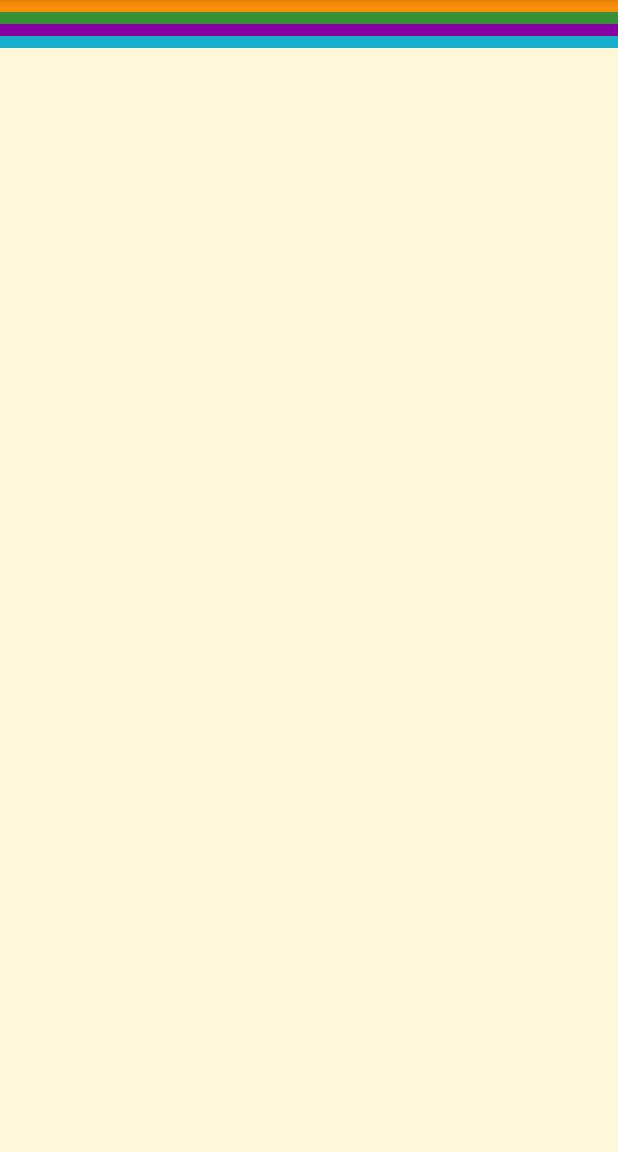
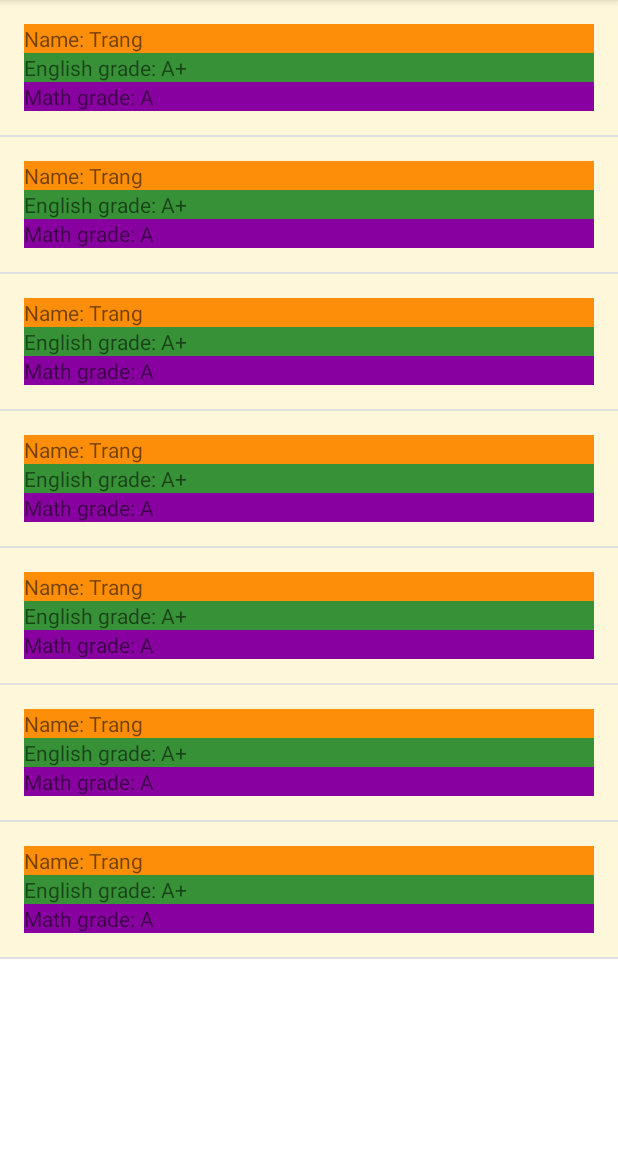
Before and after one commit to Trang90/JustJava, an Android app: the screen it shows after launch (MainActivity), on a phone screen of 412 x 824 dp, the part 84-1236 px from its top. Run offline under Robolectric (Android 15) with nearby library versions, the phone set to English and light mode, and no system bars.

Commit message:
ReportCard_A

```diff
--- a/app/src/main/java/com/example/android/justjava/MainActivity.java
+++ b/app/src/main/java/com/example/android/justjava/MainActivity.java
@@ -2,18 +2,9 @@ package com.example.android.justjava;
 
 import androidx.appcompat.app.AppCompatActivity;
 
-import android.content.Intent;
-import android.net.Uri;
 import android.os.Bundle;
-import android.view.View;
-import android.widget.CheckBox;
-import android.widget.Toast;
-
-import com.example.android.justjava.color.ColorActivity;
 import com.example.android.justjava.databinding.ActivityMainBinding;
-import com.example.android.justjava.family.FamilyActivity;
-
-import java.text.NumberFormat;
+import java.util.ArrayList;
 
 public class MainActivity extends AppCompatActivity {
 
@@ -27,40 +18,17 @@ public class MainActivity extends AppCompatActivity {
         binding = ActivityMainBinding.inflate(getLayoutInflater());
         setContentView(binding.getRoot());
 
-        binding.numbers.setOnClickListener(new View.OnClickListener() {
-            @Override
-            public void onClick(View v) {
-                Intent intent = new Intent(getApplicationContext(), NumberActivity.class);
-                startActivity(intent);
-            }
-        });
+        ArrayList<ReportCard> cards = new ArrayList<>();
+        cards.add(new ReportCard("Name: Trang", "English grade: A+", "Math grade: A"));
+        cards.add(new ReportCard("Name: Trang", "English grade: A+", "Math grade: A"));
+        cards.add(new ReportCard("Name: Trang", "English grade: A+", "Math grade: A"));
+        cards.add(new ReportCard("Name: Trang", "English grade: A+", "Math grade: A"));
+        cards.add(new ReportCard("Name: Trang", "English grade: A+", "Math grade: A"));
+        cards.add(new ReportCard("Name: Trang", "English grade: A+", "Math grade: A"));
+        cards.add(new ReportCard("Name: Trang", "English grade: A+", "Math grade: A"));
 
-        binding.colors.setOnClickListener(new View.OnClickListener(){
-
-            @Override
-            public void onClick(View v) {
-                Intent intent = new Intent (getApplicationContext(), ColorActivity.class);
-                startActivity(intent);
-            }
-        });
-
-        binding.family.setOnClickListener(new View.OnClickListener(){
-
-            @Override
-            public void onClick(View v) {
-                Intent intent = new Intent(getApplicationContext(), FamilyActivity.class);
-                startActivity(intent);
-            }
-        });
-
-        binding.phrases.setOnClickListener(new View.OnClickListener(){
-
-            @Override
-            public void onClick(View v) {
-                Intent intent = new Intent(getApplicationContext(), PhrasesActivity.class);
-                startActivity(intent);
-            }
-        });
+        ReportCardAdapter adapter = new ReportCardAdapter(this, cards);
+        binding.numberGridView.setAdapter(adapter);
             }
 
 //    public void openNumberLists (View view) {
--- /dev/null
+++ b/app/src/main/java/com/example/android/justjava/ReportCard.java
@@ -0,0 +1,24 @@
+package com.example.android.justjava;
+
+public class ReportCard {
+
+    private String mName;
+    private String mEnglish;
+    private String mMath;
+
+    public ReportCard (String name, String english, String math){
+        mName = name;
+        mEnglish = english;
+        mMath =math;
+    }
+    public String getmName() {
+        return mName;
+    }
+    public String getmEnglish() {
+        return mEnglish;
+    }
+
+    public String getmMath() {
+        return mMath;
+    }
+}
--- /dev/null
+++ b/app/src/main/java/com/example/android/justjava/ReportCardAdapter.java
@@ -0,0 +1,43 @@
+package com.example.android.justjava;
+
+import android.content.Context;
+import android.view.LayoutInflater;
+import android.view.View;
+import android.view.ViewGroup;
+import android.widget.ArrayAdapter;
+import android.widget.TextView;
+
+import androidx.annotation.NonNull;
+import androidx.annotation.Nullable;
+
+import java.util.ArrayList;
+
+public class ReportCardAdapter extends ArrayAdapter<ReportCard> {
+
+
+    public ReportCardAdapter(@NonNull Context context, ArrayList<ReportCard> reportCard) {
+        super(context, 0, reportCard);
+
+    }
+
+    @Override
+    public View getView(int position, @Nullable View convertView, @NonNull ViewGroup parent) {
+        View reportCard = convertView;
+        if (reportCard== null){
+            reportCard= LayoutInflater.from(getContext()).inflate(R.layout.list_item, parent, false);
+
+            ReportCard currentReport = getItem(position);
+            TextView reportName = (TextView) reportCard.findViewById(R.id.tv_name);
+            reportName.setText(currentReport.getmName());
+
+            TextView reportEng = (TextView) reportCard.findViewById(R.id.tv_english);
+            reportEng.setText(currentReport.getmEnglish());
+
+            TextView reportMath = reportCard.findViewById(R.id.tv_math);
+            reportMath.setText(currentReport.getmMath());
+        }
+
+
+        return reportCard;
+    }
+}
--- a/app/src/main/res/layout/activity_main.xml
+++ b/app/src/main/res/layout/activity_main.xml
@@ -6,42 +6,12 @@
     android:layout_height="match_parent"
     tools:context=".MainActivity">
 
-
-
-    <LinearLayout
+    <ListView
+        android:id="@+id/number_grid_view"
         android:layout_width="match_parent"
         android:layout_height="match_parent"
-        app:layout_constraintTop_toTopOf="parent"
-        app:layout_constraintStart_toStartOf="parent"
-        app:layout_constraintEnd_toEndOf="parent"
-        android:orientation="vertical"
-        android:background="@color/tan_background">
+        android:orientation="vertical"/>
 
-        <TextView
-            android:id="@+id/numbers"
-            style="@style/CategoryStyle"
-            android:background="@color/category_numbers"
-            android:text="@string/category_numbers" />
-
-        <TextView
-            android:id="@+id/family"
-            style="@style/CategoryStyle"
-            android:background="@color/category_family"
-            android:text="@string/category_family" />
-
-        <TextView
-            android:id="@+id/colors"
-            style="@style/CategoryStyle"
-            android:background="@color/category_colors"
-            android:text="@string/category_colors" />
-
-        <TextView
-            android:id="@+id/phrases"
-            style="@style/CategoryStyle"
-            android:background="@color/category_phrases"
-            android:text="@string/category_phrases" />
-
-    </LinearLayout>
 
 
 </androidx.constraintlayout.widget.ConstraintLayout>
--- a/app/src/main/res/layout/list_item.xml
+++ b/app/src/main/res/layout/list_item.xml
@@ -14,18 +14,27 @@
         android:background="@color/tan_background"
         android:padding="16dp">
 
-
-    <TextView
-        android:id="@+id/miwok_tv"
-        android:layout_width="match_parent"
-        android:layout_height="wrap_content"
-        tools:text="eins"/>
+        <TextView
+            android:id="@+id/tv_name"
+            android:layout_width="match_parent"
+            android:layout_height="wrap_content"
+            android:background="@color/category_numbers"
+            android:text="@string/category_numbers" />
 
         <TextView
-            android:id="@+id/defaut_tv"
+            android:id="@+id/tv_english"
             android:layout_width="match_parent"
             android:layout_height="wrap_content"
-            tools:text="one"/>
+            android:background="@color/category_family"
+            android:text="@string/category_family" />
+
+        <TextView
+            android:id="@+id/tv_math"
+            android:layout_width="match_parent"
+            android:layout_height="wrap_content"
+            android:background="@color/category_colors"
+            android:text="@string/category_colors" />
+
     </LinearLayout>
 
 </androidx.constraintlayout.widget.ConstraintLayout>
```
Also changed, not shown: app/src/main/AndroidManifest.xml (+0 -8 lines), app/src/main/java/com/example/android/justjava/NumberActivity.java (deleted, +0 -56 lines), app/src/main/java/com/example/android/justjava/PhrasesActivity.java (deleted, +0 -39 lines), app/src/main/java/com/example/android/justjava/Word.java (deleted, +0 -21 lines), app/src/main/java/com/example/android/justjava/WordsAdapter.java (deleted, +0 -76 lines), app/src/main/java/com/example/android/justjava/color/ColorActivity.java (deleted, +0 -46 lines), app/src/main/java/com/example/android/justjava/family/FamilyActivity.java (deleted, +0 -49 lines).
